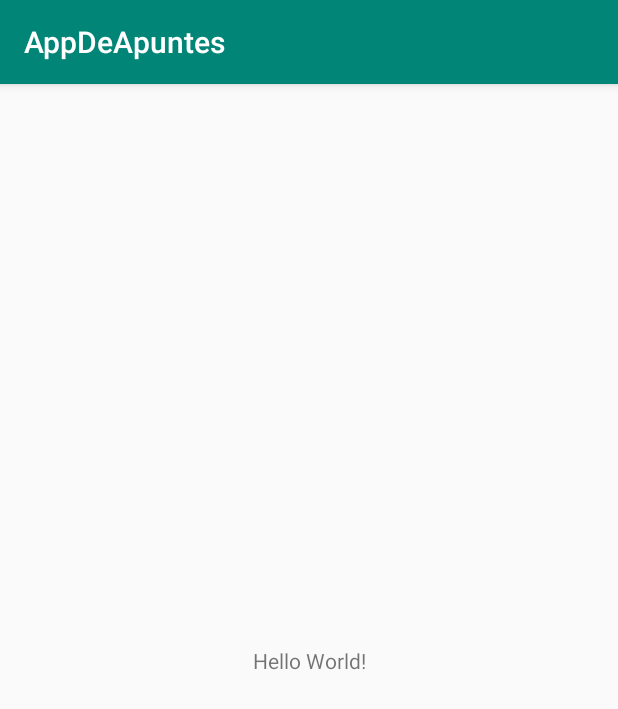
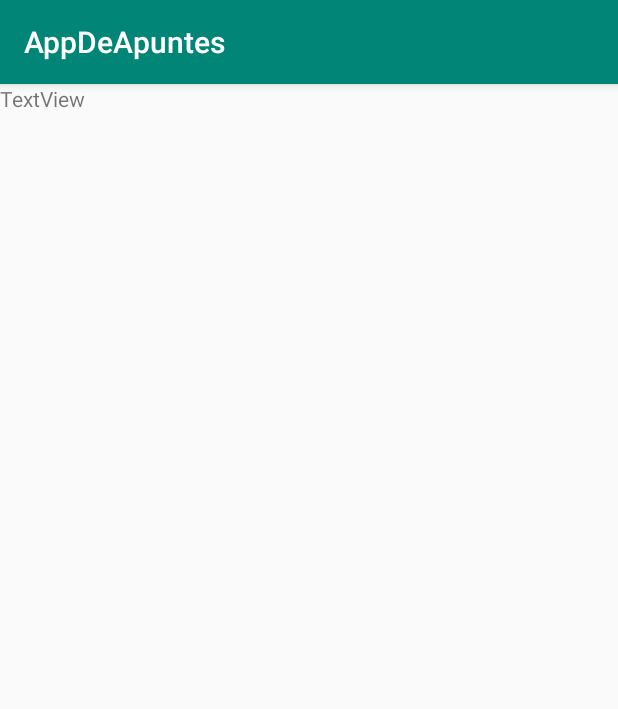
Before and after one commit to marcfs31/AppDeApuntes, an Android app: the screen it shows after launch (MainActivity), on a phone screen of 412 x 824 dp. Shown: the top 709 px of the screen. Run offline under Robolectric (Android 15) with nearby library versions, the phone set to English and light mode, and no system bars.

Commit message:
Primeros pasos

```diff
--- a/app/src/main/java/com/marc/app/appdeapuntes/MainActivity.java
+++ b/app/src/main/java/com/marc/app/appdeapuntes/MainActivity.java
@@ -2,12 +2,17 @@ package com.marc.app.appdeapuntes;
 
 import android.support.v7.app.AppCompatActivity;
 import android.os.Bundle;
+import android.widget.TextView;
 
 public class MainActivity extends AppCompatActivity {
 
     @Override
     protected void onCreate(Bundle savedInstanceState) {
+        // El metodo onCreate se ejecuta cada vez que hay un cambio en el estado de ejcucion de la actividad
         super.onCreate(savedInstanceState);
-        setContentView(R.layout.activity_main);
+        setContentView(R.layout.activity_main); // Carga los componentes definidos en el xml activity_main
+
+        TextView texto = (TextView) findViewById(R.id.idTexto); // Instanciamos el componente de tipo TextView buscandolo por el id definido en el xml activity_main
+        // texto.setText("Hola!");
     }
 }
--- a/app/src/main/res/layout/activity_main.xml
+++ b/app/src/main/res/layout/activity_main.xml
@@ -7,12 +7,8 @@
     tools:context=".MainActivity">
 
     <TextView
+        android:id="@+id/idTexto"
         android:layout_width="wrap_content"
         android:layout_height="wrap_content"
-        android:text="Hello World!"
-        app:layout_constraintBottom_toBottomOf="parent"
-        app:layout_constraintLeft_toLeftOf="parent"
-        app:layout_constraintRight_toRightOf="parent"
-        app:layout_constraintTop_toTopOf="parent" />
-
+        android:text="TextView" /> <!-- Se puede poner el texto estatico por aqui-->
 </android.support.constraint.ConstraintLayout>
```
